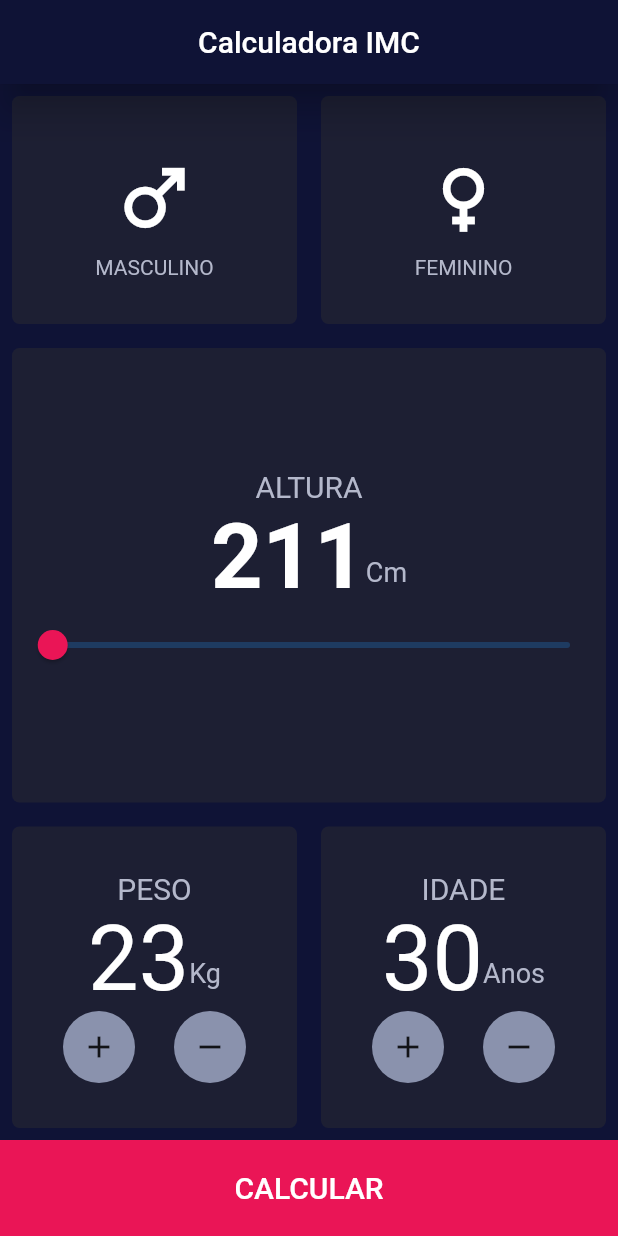
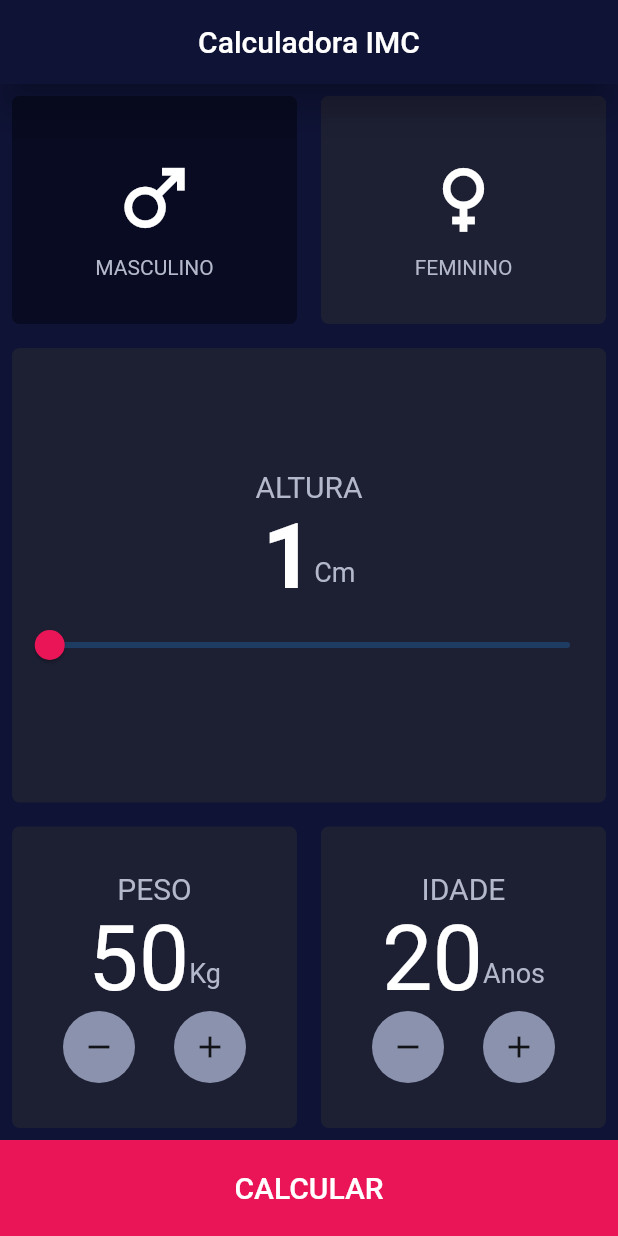
Before and after one commit to Brennez/IMC-APP-V2, a Flutter app: the screen it shows after launch, after a tap on the "male" icon, on a phone screen of 412 x 824 dp. Run offline on Flutter 3.47's test engine with Material 2 defaults, Android fonts, the phone set to English and light mode, and no system bars.

Commit message:
botôes funcionando

```diff
--- a/lib/consts/colors/colors.dart
+++ b/lib/consts/colors/colors.dart
@@ -2,6 +2,7 @@
 import 'package:flutter/material.dart';
 
 const Color kprimaryColor = Color(0XFF0F1336);
+const Color kprimaryColorWithShade = Color(0xff080B21);
 const Color ksecondaryColor = Color(0XFF1D1F33);
 const Color kiconsColor = Color(0XFF8A92AD);
 const Color kbackgroundIconColor = Color(0XFF8A92AD);
--- a/lib/screens/homePage.dart
+++ b/lib/screens/homePage.dart
@@ -12,6 +12,26 @@ class HomePage extends StatefulWidget {
 
 class _HomePageState extends State<HomePage> {
   double valorAtual = 1;
+  int peso = 50;
+  int idade = 20;
+  bool isMale = false;
+  bool isFemale = false;
+
+  toggleMale() {
+    setState(() {
+      if (isFemale == false) {
+        isMale = !isMale;
+      }
+    });
+  }
+
+  toggleFemale() {
+    setState(() {
+      if (isMale == false) {
+        isFemale = !isFemale;
+      }
+    });
+  }
 
   @override
   Widget build(BuildContext context) {
@@ -34,7 +54,7 @@ class _HomePageState extends State<HomePage> {
                       left: 8.0, right: 8.0, top: 30.0, bottom: 30.0),
                   margin: const EdgeInsets.all(8.0),
                   decoration: BoxDecoration(
-                    color: ksecondaryColor,
+                    color: isMale ? kprimaryColorWithShade : ksecondaryColor,
                     borderRadius: BorderRadius.circular(5),
                   ),
                   child: Column(
@@ -46,7 +66,9 @@ class _HomePageState extends State<HomePage> {
                           Icons.male,
                           color: Colors.white,
                         ),
-                        onPressed: () {},
+                        onPressed: () {
+                          toggleMale();
+                        },
                       ),
                       const Text(
                         "MASCULINO",
@@ -64,18 +86,20 @@ class _HomePageState extends State<HomePage> {
                       left: 8.0, right: 8.0, top: 30.0, bottom: 30.0),
                   margin: const EdgeInsets.all(8.0),
                   decoration: BoxDecoration(
-                    color: ksecondaryColor,
+                    color: isFemale ? kprimaryColorWithShade : ksecondaryColor,
                     borderRadius: BorderRadius.circular(5),
                   ),
                   child: Column(
                     children: [
                       IconButton(
                         iconSize: 60,
-                        icon: const Icon(
+                        icon: Icon(
                           Icons.female,
                           color: Colors.white,
                         ),
-                        onPressed: () {},
+                        onPressed: () {
+                          toggleFemale();
+                        },
                       ),
                       const Text(
                         "FEMININO",
@@ -110,7 +134,7 @@ class _HomePageState extends State<HomePage> {
                     mainAxisAlignment: MainAxisAlignment.center,
                     children: [
                       Text(
-                        "211",
+                        valorAtual.round().toString(),
                         style: TextStyle(
                             color: kContentColor,
                             fontSize: 60,
@@ -132,7 +156,6 @@ class _HomePageState extends State<HomePage> {
                   ),
                   Slider(
                     max: 300,
-                    divisions: 300,
                     thumbColor: kredColor,
                     value: valorAtual,
                     label: valorAtual.round().toString(),
@@ -162,7 +185,7 @@ class _HomePageState extends State<HomePage> {
                   ),
                   child: Column(
                     children: [
-                      Text(
+                      const Text(
                         "PESO",
                         style: TextStyle(
                           color: kcontentIconColor,
@@ -173,14 +196,14 @@ class _HomePageState extends State<HomePage> {
                         mainAxisAlignment: MainAxisAlignment.center,
                         children: [
                           Text(
-                            "23",
-                            style: TextStyle(
+                            "$peso",
+                            style: const TextStyle(
                               color: kContentColor,
                               fontSize: 60,
                             ),
                           ),
-                          Padding(
-                            padding: const EdgeInsets.only(top: 20),
+                          const Padding(
+                            padding: EdgeInsets.only(top: 20),
                             child: Text(
                               "Kg",
                               style: TextStyle(
@@ -193,9 +216,27 @@ class _HomePageState extends State<HomePage> {
                       ),
                       Row(
                         mainAxisAlignment: MainAxisAlignment.spaceEvenly,
-                        children: const [
-                          Button(icon: Icons.add),
-                          Button(icon: Icons.remove),
+                        children: [
+                          Button(
+                            icon: Icons.remove,
+                            onPressed: () {
+                              setState(() {
+                                if (peso > 0) {
+                                  peso--;
+                                }
+                              });
+                            },
+                          ),
+                          Button(
+                            icon: Icons.add,
+                            onPressed: () {
+                              setState(() {
+                                if (peso < 250) {
+                                  peso++;
+                                }
+                              });
+                            },
+                          ),
                         ],
                       )
                     ],
@@ -204,7 +245,7 @@ class _HomePageState extends State<HomePage> {
               ),
               Expanded(
                 child: Container(
-                  padding: EdgeInsets.only(
+                  padding: const EdgeInsets.only(
                       left: 8.0, right: 8.0, top: 30.0, bottom: 30.0),
                   margin: const EdgeInsets.all(8.0),
                   decoration: BoxDecoration(
@@ -213,7 +254,7 @@ class _HomePageState extends State<HomePage> {
                   ),
                   child: Column(
                     children: [
-                      Text(
+                      const Text(
                         "IDADE",
                         style: TextStyle(
                           color: kcontentIconColor,
@@ -224,14 +265,14 @@ class _HomePageState extends State<HomePage> {
                         mainAxisAlignment: MainAxisAlignment.center,
                         children: [
                           Text(
-                            "30",
-                            style: TextStyle(
+                            "$idade",
+                            style: const TextStyle(
                               color: kContentColor,
                               fontSize: 60,
                             ),
                           ),
-                          Padding(
-                            padding: const EdgeInsets.only(top: 20),
+                          const Padding(
+                            padding: EdgeInsets.only(top: 20),
                             child: Text(
                               "Anos",
                               style: TextStyle(
@@ -244,9 +285,27 @@ class _HomePageState extends State<HomePage> {
                       ),
                       Row(
                         mainAxisAlignment: MainAxisAlignment.spaceEvenly,
-                        children: const [
-                          Button(icon: Icons.add),
-                          Button(icon: Icons.remove),
+                        children: [
+                          Button(
+                            icon: Icons.remove,
+                            onPressed: () {
+                              setState(() {
+                                if (idade > 0) {
+                                  idade--;
+                                }
+                              });
+                            },
+                          ),
+                          Button(
+                            icon: Icons.add,
+                            onPressed: () {
+                              setState(() {
+                                if (idade < 180) {
+                                  idade++;
+                                }
+                              });
+                            },
+                          ),
                         ],
                       )
                     ],
@@ -255,7 +314,7 @@ class _HomePageState extends State<HomePage> {
               ),
             ],
           ),
-          RedButton(onPressed: () {}, text: "CALCULAR"),
+          RedButton(text: "CALCULAR"),
         ],
       ),
     );
--- a/lib/widgets/button.dart
+++ b/lib/widgets/button.dart
@@ -2,9 +2,10 @@ import 'package:flutter/material.dart';
 import 'package:imcv2/consts/colors/colors.dart';
 
 class Button extends StatelessWidget {
-  const Button({Key? key, required this.icon}) : super(key: key);
-
+  const Button({Key? key, required this.icon, required this.onPressed})
+      : super(key: key);
   final IconData icon;
+  final Function onPressed;
 
   @override
   Widget build(BuildContext context) {
@@ -14,7 +15,9 @@ class Button extends StatelessWidget {
         shape: BoxShape.circle,
       ),
       child: IconButton(
-        onPressed: () {},
+        onPressed: () {
+          onPressed();
+        },
         icon: Icon(icon),
       ),
     );
--- a/lib/widgets/redButton.dart
+++ b/lib/widgets/redButton.dart
@@ -2,10 +2,8 @@ import 'package:flutter/material.dart';
 import 'package:imcv2/consts/colors/colors.dart';
 
 class RedButton extends StatelessWidget {
-  const RedButton({Key? key, required this.onPressed, required this.text})
-      : super(key: key);
+  const RedButton({Key? key, required this.text}) : super(key: key);
 
-  final Function onPressed;
   final String text;
 
   @override
@@ -17,7 +15,7 @@ class RedButton extends StatelessWidget {
         mainAxisAlignment: MainAxisAlignment.center,
         children: [
           TextButton(
-            onPressed: onPressed(),
+            onPressed: () {},
             child: Text(
               text,
               style: TextStyle(color: kContentColor, fontSize: 20),
```
